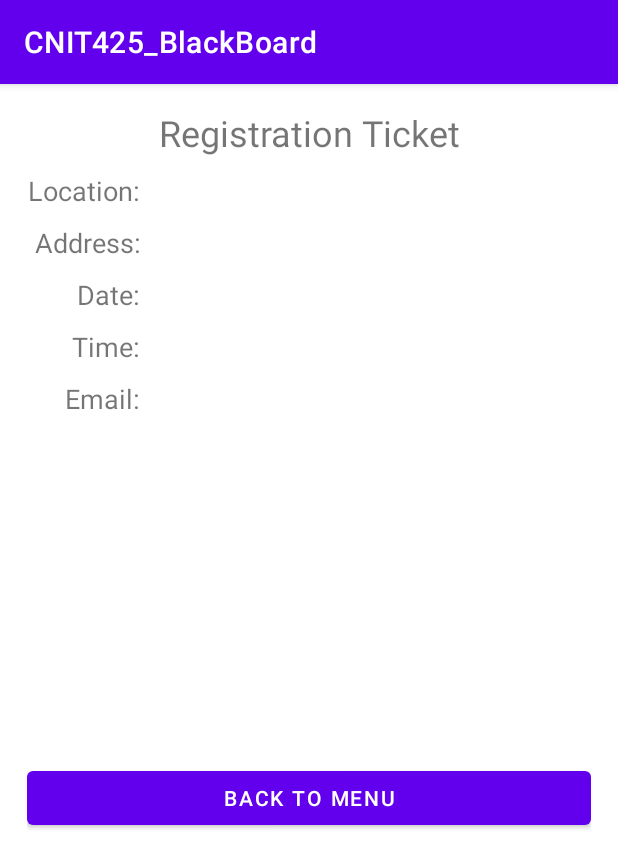
After one commit to jiajack001/CNIT425_BlackBoardReborn, an Android app: the RegistrationResult screen opened directly, with no data from a screen before it, on a phone screen of 412 x 824 dp. The commit adds this screen. Shown: the top 868 px of the screen. Run offline under Robolectric (Android 15) with nearby library versions, the phone set to English and light mode, and no system bars; our stand-ins replace Firebase (no records; nobody signed in at launch, a user with empty details on screens opened directly); libraries missing offline, so code that uses them is left out: com.journeyapps.barcodescanner; 2 statements that could not run were skipped.

Commit message:
Update Project

```diff
--- a/app/build.gradle
+++ b/app/build.gradle
@@ -41,4 +41,5 @@ dependencies {
     implementation 'com.google.firebase:firebase-analytics'
     implementation 'com.google.firebase:firebase-auth'
     implementation 'com.google.firebase:firebase-database'
+    implementation 'com.journeyapps:zxing-android-embedded:4.2.0'
 }
--- a/app/src/main/java/com/cnit355/cnit425_blackboard/RegistrationLocation.java
+++ b/app/src/main/java/com/cnit355/cnit425_blackboard/RegistrationLocation.java
@@ -144,6 +144,7 @@ public class RegistrationLocation extends AppCompatActivity implements OnMapRead
     public void btnLocationToTimeOnClick(View view){
         Intent next = new Intent(this, RegistrationTimeTicket.class);
         next.putExtra("location",location_selected);
+        next.putExtra("address",AvailableLocationMap.get(location_selected));
         startActivity(next);
     }
 }
--- /dev/null
+++ b/app/src/main/java/com/cnit355/cnit425_blackboard/RegistrationResult.java
@@ -0,0 +1,150 @@
+package com.cnit355.cnit425_blackboard;
+
+import android.content.Intent;
+import android.graphics.Bitmap;
+import android.os.Bundle;
+import android.view.View;
+import android.widget.ImageView;
+import android.widget.TextView;
+
+import androidx.annotation.NonNull;
+import androidx.appcompat.app.AppCompatActivity;
+
+import com.google.firebase.auth.FirebaseAuth;
+import com.google.firebase.auth.FirebaseUser;
+import com.google.firebase.database.DataSnapshot;
+import com.google.firebase.database.DatabaseError;
+import com.google.firebase.database.DatabaseReference;
+import com.google.firebase.database.FirebaseDatabase;
+import com.google.firebase.database.ValueEventListener;
+import com.google.zxing.BarcodeFormat;
+import com.journeyapps.barcodescanner.BarcodeEncoder;
+
+import org.json.JSONException;
+import org.json.JSONObject;
+
+public class RegistrationResult extends AppCompatActivity {
+    private DatabaseReference userRef;
+    private DatabaseReference geoRef;
+
+    private String location;
+    private String location_name;
+    private String address;
+    private String date;
+    private String time;
+    private String email;
+    private String uid;
+
+    private ValueEventListener userValueListener;
+    private ValueEventListener locationValueListener;
+
+    @Override
+    protected void onCreate(Bundle savedInstanceState) {
+        super.onCreate(savedInstanceState);
+        setContentView(R.layout.activity_registration_result);
+
+        //get reference to user info and location info
+        userRef = FirebaseDatabase.getInstance().getReference("user");
+        geoRef = FirebaseDatabase.getInstance().getReference("location");
+
+        //get userID for the correct user
+        FirebaseUser user = FirebaseAuth.getInstance().getCurrentUser();
+        uid = user.getUid();
+        userRef = userRef.child(uid);
+        userValueListener = new ValueEventListener() {
+            @Override
+            public void onDataChange(@NonNull DataSnapshot snapshot) {
+                //get email & location_serial & date & time from user/info
+                email = snapshot.child("Email").getValue(String.class);
+                location = snapshot.child("Vaccination")
+                        .child("Registration")
+                        .child("location").getValue(String.class);
+                date = snapshot.child("Vaccination")
+                        .child("Registration")
+                        .child("date").getValue(String.class);
+                time = snapshot.child("Vaccination")
+                        .child("Registration")
+                        .child("time").getValue(String.class);
+
+                //find the location info based on location_serial
+                if(locationValueListener!= null){
+                    geoRef.child(location).addValueEventListener(locationValueListener);
+                }
+
+                //setText to display the info on Activity
+                TextView txtDate = findViewById(R.id.txtDate_Result);
+                TextView txtTime = findViewById(R.id.txtTime_Result);
+                TextView txtEmail = findViewById(R.id.txtEmail_Result);
+                txtDate.setText(date);
+                txtTime.setText(time);
+                txtEmail.setText(email);
+            }
+
+            @Override
+            public void onCancelled(@NonNull DatabaseError error) {
+
+            }
+        };
+        locationValueListener = new ValueEventListener() {
+            @Override
+            public void onDataChange(@NonNull DataSnapshot snapshot) {
+                //retrieve the location_name & address from location_serial node
+                location_name = snapshot.child("name").getValue(String.class);
+                address = snapshot.child("address").getValue(String.class);
+                //setText to display location name and address on activity
+                TextView txtLocation = findViewById(R.id.txtLocation_Result);
+                TextView txtAddress = findViewById(R.id.txtAddress_Result);
+                txtLocation.setText(location_name);
+                txtAddress.setText(address);
+                //create the QRCode based on the info
+                createQRCode();
+            }
+
+            @Override
+            public void onCancelled(@NonNull DatabaseError error) {
+
+            }
+        };
+    }
+
+    public void createQRCode(){
+        String jsonString = "";
+        try {
+            JSONObject mJSON = new JSONObject();
+            mJSON.put("location",location_name);
+            mJSON.put("address", address);
+            mJSON.put("date", date);
+            mJSON.put("time", time);
+            mJSON.put("email",email);
+            jsonString = mJSON.toString();
+        } catch (JSONException e) {
+            e.printStackTrace();
+        }
+
+        try{
+            BarcodeEncoder barcodeEncoder = new BarcodeEncoder();
+            Bitmap bitmap = barcodeEncoder.encodeBitmap(jsonString, BarcodeFormat.QR_CODE,400,400);
+            ImageView imgView = findViewById(R.id.imgView_Registration_QRCode);
+            imgView.setImageBitmap(bitmap);
+        }catch (Exception e){
+            e.printStackTrace();
+        }
+    }
+
+    public void btnResultBackToMenuOnClick(View view){
+        startActivity(new Intent(this,Menu.class));
+    }
+
+    @Override
+    public void onResume(){
+        userRef.addValueEventListener(userValueListener);
+        super.onResume();
+    }
+
+    @Override
+    public void onPause(){
+        userRef.removeEventListener(userValueListener);
+        geoRef.child(location).removeEventListener(locationValueListener);
+        super.onPause();
+    }
+}
--- a/app/src/main/java/com/cnit355/cnit425_blackboard/TimeSlotArrayAdapter.java
+++ b/app/src/main/java/com/cnit355/cnit425_blackboard/TimeSlotArrayAdapter.java
@@ -20,7 +20,7 @@ public class TimeSlotArrayAdapter extends ArrayAdapter {
 
     private final ArrayList<String> availabilityTime;
     private final HashMap<String, Integer> availabilitySlot;
-    public int checkedPosition;
+    public int checkedPosition = 0;
 
     public TimeSlotArrayAdapter(Context context, ArrayList<String> avail, HashMap<String,Integer> map){
         super(context,R.layout.listview_custom_layout, avail);
--- /dev/null
+++ b/app/src/main/res/layout/activity_registration_result.xml
@@ -0,0 +1,157 @@
+<?xml version="1.0" encoding="utf-8"?>
+<androidx.constraintlayout.widget.ConstraintLayout xmlns:android="http://schemas.android.com/apk/res/android"
+    xmlns:app="http://schemas.android.com/apk/res-auto"
+    xmlns:tools="http://schemas.android.com/tools"
+    android:layout_width="match_parent"
+    android:layout_height="match_parent"
+    tools:context=".RegistrationResult">
+
+    <LinearLayout
+        android:layout_width="0dp"
+        android:layout_height="0dp"
+        android:layout_marginStart="18dp"
+        android:layout_marginTop="16dp"
+        android:layout_marginEnd="18dp"
+        android:layout_marginBottom="16dp"
+        android:orientation="vertical"
+        app:layout_constraintBottom_toBottomOf="parent"
+        app:layout_constraintEnd_toEndOf="parent"
+        app:layout_constraintStart_toStartOf="parent"
+        app:layout_constraintTop_toTopOf="parent">
+
+        <TextView
+            android:id="@+id/tagTitle_Result"
+            android:layout_width="match_parent"
+            android:layout_height="wrap_content"
+            android:gravity="center"
+            android:text="Registration Ticket"
+            android:textSize="24sp" />
+
+        <LinearLayout
+            android:layout_width="match_parent"
+            android:layout_height="wrap_content"
+            android:layout_marginTop="10dp"
+            android:orientation="horizontal">
+
+            <TextView
+                android:id="@+id/tagLocation_Result"
+                android:layout_width="80dp"
+                android:layout_height="wrap_content"
+                android:gravity="end"
+                android:text="Location: "
+                android:textSize="18sp" />
+
+            <TextView
+                android:id="@+id/txtLocation_Result"
+                android:layout_width="0dp"
+                android:layout_height="wrap_content"
+                android:layout_weight="1"
+                android:textSize="18sp" />
+        </LinearLayout>
+
+        <LinearLayout
+            android:layout_width="match_parent"
+            android:layout_height="wrap_content"
+            android:layout_marginTop="10dp"
+            android:orientation="horizontal">
+
+            <TextView
+                android:id="@+id/tagAddress_Result"
+                android:layout_width="80dp"
+                android:layout_height="wrap_content"
+                android:gravity="end"
+                android:text="Address: "
+                android:textSize="18sp" />
+
+            <TextView
+                android:id="@+id/txtAddress_Result"
+                android:layout_width="0dp"
+                android:layout_height="wrap_content"
+                android:layout_weight="1"
+                android:textSize="18sp" />
+        </LinearLayout>
+
+        <LinearLayout
+            android:layout_width="match_parent"
+            android:layout_height="wrap_content"
+            android:layout_marginTop="10dp"
+            android:orientation="horizontal">
+
+            <TextView
+                android:id="@+id/tagDate_Result"
+                android:layout_width="80dp"
+                android:layout_height="wrap_content"
+                android:gravity="end"
+                android:text="Date: "
+                android:textSize="18sp" />
+
+            <TextView
+                android:id="@+id/txtDate_Result"
+                android:layout_width="0dp"
+                android:layout_height="wrap_content"
+                android:layout_weight="1"
+                android:textSize="18sp"/>
+        </LinearLayout>
+
+        <LinearLayout
+            android:layout_width="match_parent"
+            android:layout_height="wrap_content"
+            android:layout_marginTop="10dp"
+            android:orientation="horizontal">
+
+            <TextView
+                android:id="@+id/tagTime_Result"
+                android:layout_width="80dp"
+                android:layout_height="wrap_content"
+                android:gravity="end"
+                android:text="Time: "
+                android:textSize="18sp" />
+
+            <TextView
+                android:id="@+id/txtTime_Result"
+                android:layout_width="0dp"
+                android:layout_height="wrap_content"
+                android:layout_weight="1"
+                android:textSize="18sp" />
+        </LinearLayout>
+
+        <LinearLayout
+            android:layout_width="match_parent"
+            android:layout_height="wrap_content"
+            android:layout_marginTop="10dp"
+            android:orientation="horizontal">
+
+            <TextView
+                android:id="@+id/tagEmail_Result"
+                android:layout_width="80dp"
+                android:layout_height="wrap_content"
+                android:gravity="end"
+                android:text="Email: "
+                android:textSize="18sp" />
+
+            <TextView
+                android:id="@+id/txtEmail_Result"
+                android:layout_width="0dp"
+                android:layout_height="wrap_content"
+                android:layout_weight="1"
+                android:textSize="18sp" />
+        </LinearLayout>
+
+        <ImageView
+            android:id="@+id/imgView_Registration_QRCode"
+            android:layout_width="200dp"
+            android:layout_height="200dp"
+            android:layout_gravity="center"
+            android:layout_marginTop="20dp"
+            android:contentDescription="QRCode of Registration"
+            tools:srcCompat="@drawable/qr_sample" />
+
+        <Button
+            android:id="@+id/btnResultBackToMenu"
+            android:layout_width="match_parent"
+            android:layout_height="wrap_content"
+            android:layout_marginTop="10dp"
+            android:onClick="btnResultBackToMenuOnClick"
+            android:text="Back To Menu" />
+    </LinearLayout>
+</androidx.constraintlayout.widget.ConstraintLayout>
--- a/app/src/main/res/layout/activity_registration_time.xml
+++ b/app/src/main/res/layout/activity_registration_time.xml
@@ -56,12 +56,13 @@
             android:layout_weight="1" />
 
         <Button
-            android:id="@+id/btnRegister"
+            android:id="@+id/btnNextToConfirmation"
             android:layout_width="wrap_content"
             android:layout_height="wrap_content"
             android:layout_gravity="center"
             android:layout_marginTop="5dp"
             android:layout_marginBottom="10dp"
+            android:onClick="btnNextToConfirmationOnClick"
             android:text="Next" />
     </LinearLayout>
 
--- a/build.gradle
+++ b/build.gradle
@@ -3,6 +3,7 @@ buildscript {
     repositories {
         google()
         jcenter()
+        mavenCentral()
     }
     dependencies {
         classpath "com.android.tools.build:gradle:4.1.1"
```
Also changed, not shown: app/src/main/AndroidManifest.xml (+4 -3 lines), app/src/main/java/com/cnit355/cnit425_blackboard/MainActivity.java (+8 -30 lines), app/src/main/java/com/cnit355/cnit425_blackboard/RegistrationConfirmation.java (added, +113 -0 lines), app/src/main/java/com/cnit355/cnit425_blackboard/RegistrationTimeTicket.java (+36 -2 lines), app/src/main/res/layout/activity_registration_confirmation.xml (added, +143 -0 lines), app/src/main/res/drawable/button_protect_purdue.png (added), app/src/main/res/drawable/button_report_issues.png (added), app/src/main/res/drawable/button_reserve.png (added), app/src/main/res/drawable/button_sign_out.png (added), app/src/main/res/drawable/button_status.png (added).
